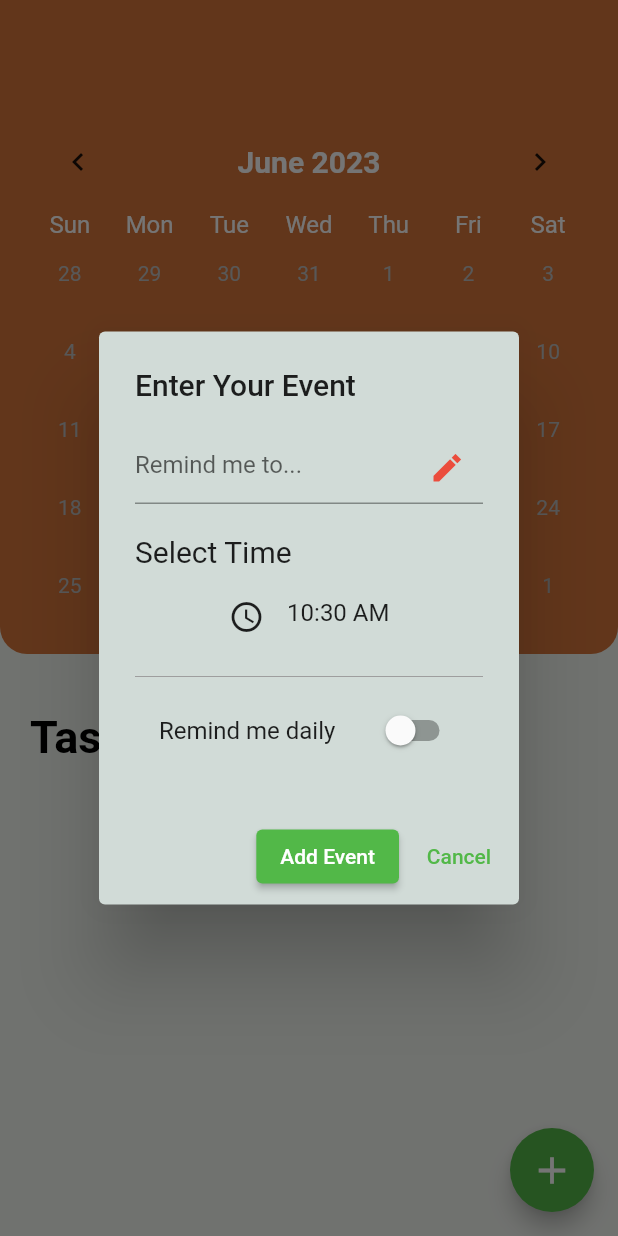
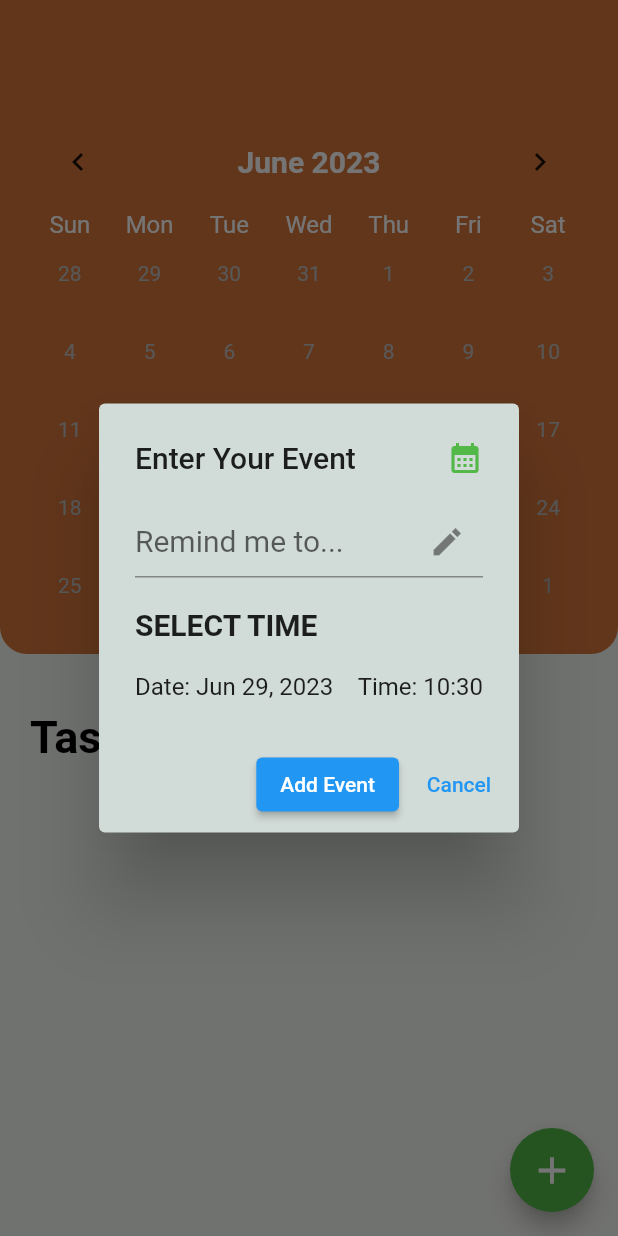
Before and after one commit to Cres-marie/NotesTaking, a Flutter app: the Todo screen opened directly, after a tap on the "add" icon, on a phone screen of 412 x 824 dp. Run offline on Flutter 3.47's test engine with Material 2 defaults, Android fonts, the phone set to English and light mode, and no system bars; drawn by our look-alikes of table_calendar; our stand-ins replace awesome_notifications, flutter_local_notifications, google_fonts, math_expressions, sqflite, timezone; accounts and stored records are empty; Roboto replaces fonts that are missing (Bubblegum Sans); statements that could not run were skipped.

Commit message:
Update todoScreen.dart

```diff
--- a/lib/screens/todoScreen.dart
+++ b/lib/screens/todoScreen.dart
@@ -25,8 +25,6 @@ class Todo extends StatefulWidget {
 }
 
 class _TodoState extends State<Todo> {
-
-  //bool isChecked = false;
   final FlutterLocalNotificationsPlugin flutterLocalNotificationsPlugin = FlutterLocalNotificationsPlugin();
   final mysql = sqlite();
   final popupmessage = authenticate();
@@ -44,24 +42,20 @@ Map<DateTime, List<Event>> selectedEvents={};
   if(events.isNotEmpty){
      for(int i=0; i< events.length; i++){
       //print(events[i]['eventtime']);
+    int id = events[i]['_id'];
     String title = events[i]['Title'];
     DateTime date= DateTime.parse(events[i]['eventtime'].toString());
     String eventtime = events[i]['starttime'];
-    print(date);
-
 
          if(selectedEvents[date] != null){
       setState(() {
-         selectedEvents[date]!.add(Event(title: title, time: eventtime,));
-      print('xxxxxxxxxxxxxxxxxxxx');
+         selectedEvents[date]!.add(Event(title: title,id: id, time: eventtime));
         print(selectedEvents);
       });
-
     }
     else{
       setState(() {
-        selectedEvents[date] = [Event(title: title, time: eventtime)];
-      print('xxxxxxxxxxxxxxxxxxxx');
+        selectedEvents[date] = [Event(title: title,id: id, time: eventtime)];
       print(selectedEvents);
       });
 
@@ -72,7 +66,7 @@ Map<DateTime, List<Event>> selectedEvents={};
   }
 
   }
-  List<Event>_getEventsfromDay(DateTime date){
+  List _getEventsfromDay(DateTime date){
 
     return selectedEvents[date] ?? [];
   }
@@ -106,8 +100,7 @@ Map<DateTime, List<Event>> selectedEvents={};
   void initState() {
     super.initState();
     getdata();
-
-    //SmolleyNotification.initialize(fNp);
+    SmolleyNotification.checkScheduledNotifications(flutterLocalNotificationsPlugin);
   }
   @override
   void dispose() {
@@ -298,6 +291,10 @@ Map<DateTime, List<Event>> selectedEvents={};
 
                 ..._getEventsfromDay(_focusedDay).map((event) => SingleChildScrollView(
 
+                  child: GestureDetector(
+                    onLongPress: () {
+                      popupmessage.deletenotemessage(context,event.id, false);
+                    },
                     child: Container(
                       padding: EdgeInsets.only(right: 20, left: 20, top: 10),
 
@@ -384,6 +381,7 @@ Map<DateTime, List<Event>> selectedEvents={};
                          ),
                       ),
                     ),
+                  ),
                 ),)
 
               ],
@@ -392,14 +390,13 @@ Map<DateTime, List<Event>> selectedEvents={};
           ),
       ),
 
-
       floatingActionButton: FloatingActionButton(
         onPressed: (){
         showDialog(context: context, builder: (context){
           DateTime time = DateTime.now();
           final dDay = DateTime.utc(DateTime.now().year, DateTime.now().month, DateTime.now().day);
           DateTime date = dDay.toUtc();
-          bool remainder = false;
+
           print(date);
          return StatefulBuilder(
            builder: (BuildContext context, void Function(void Function()) setState) {
@@ -409,7 +406,7 @@ Map<DateTime, List<Event>> selectedEvents={};
               mainAxisAlignment: MainAxisAlignment.spaceBetween,
               children: [
                 Text('Enter Your Event'),
-                //Icon(Icons.calendar_month, color:  Color(0xFF52B848),)
+                Icon(Icons.calendar_month, color:  Color(0xFF52B848),)
               ],
             ),
              content: SingleChildScrollView(
@@ -426,68 +423,43 @@ Map<DateTime, List<Event>> selectedEvents={};
                              }
                              return null;
                            },
+                           style: TextStyle(fontSize: 20),
                            controller: title,
                            decoration: InputDecoration(
                              hintText: 'Remind me to...',
-                             suffixIcon: Icon(Icons.create_sharp, color: bselected,),
-                             border: UnderlineInputBorder(
-                              borderSide: BorderSide(
-                                color: biconcolor
-                              )
-                             )
+                             suffixIcon: Icon(Icons.create_sharp),
+                             border: UnderlineInputBorder()
                            ),
                          ),
                         SizedBox(height: 20,),
-                         Text('Select Time', style: TextStyle( fontSize: 20),),
+                         Text('SELECT TIME', style: TextStyle(fontWeight: FontWeight.bold, fontSize: 20),),
                          SizedBox(height: 20,),
                          Row(
                           mainAxisAlignment: MainAxisAlignment.spaceEvenly,
                           children: [
-                            // Expanded(
-                            //   child: InkWell(
-                            //     onTap: () async{
-                            //         final mydate = await pickdatetime(time, true);
-                            //         if(mydate == null) return null;
-                            //         final dDay = DateTime.utc(mydate.year, mydate.month, mydate.day).toUtc();
-                            //         print(dDay);
-                            //         setState((){
-                            //           date = dDay;
-                            //         } );
-                            //     },
-                            //     child: Text('Date: '+DateFormat.yMMMd().format(date))),
-                            // ),
+                            Expanded(
+                              child: InkWell(
+                                onTap: () async{
+                                    final mydate = await pickdatetime(time, true);
+                                    if(mydate == null) return null;
+                                    final dDay = DateTime.utc(mydate.year, mydate.month, mydate.day).toUtc();
+                                    print(dDay);
+                                    setState((){
+                                      date = dDay;
+                                    } );
+                                },
+                                child: Text('Date: '+DateFormat.yMMMd().format(date))),
+                            ),
                             InkWell(
                               onTap: () async{
                                  final mydate = await pickdatetime(time, false);
                                  if(mydate == null) return null;
                                  setState(()=> time = DateTime(date.year, date.month, date.day, mydate.hour, mydate.minute));
                               },
-                              child:  Row(
-                                mainAxisAlignment: MainAxisAlignment.start,
-                                crossAxisAlignment: CrossAxisAlignment.start,
-                                children: [
-                                  Icon(Icons.schedule),
-                                  SizedBox(width: 15),
-                                  Text(DateFormat('h:mm a').format(time)),
+                              child: Text('Time: '+DateFormat.Hm().format(time))),
                           ],
                          ),
-                              //Text('Time: '+DateFormat.Hm().format(time))
 
-                            ),
-                          ],
-                         ),
-                          SizedBox(height: 20,),
-                         Divider(color: Colors.grey,),
-
-                           SwitchListTile(
-                            title: Text('Remind me daily'),
-                            activeColor: bselected,
-                            value: remainder,
-                            onChanged: (value){
-                                setState(
-                                  () =>remainder = value,
-                                );
-                            }),
 
                  ],
                )),
@@ -499,22 +471,23 @@ Map<DateTime, List<Event>> selectedEvents={};
                           mysql.insertevent(title.text,date,time);
                           //Navigator.push(context, MaterialPageRoute(builder: (context)=> ListScreen())
                           print(selectedEvents.entries);
+
                           SmolleyNotification.ShowNotification(title: 'Hey there! Do you know what time it is?', body: title.text, fn: flutterLocalNotificationsPlugin, time: time);
-                          //  SmolleyNotification().dailyNotification(time, 'Hey there! Do you know what time it is?', title.text);
-                          //  SmolleyNotification().dailyNotification(time.subtract(Duration(minutes: 30)), 'Hey there! Its almost Time', title.text);
+
+
+                          SmolleyNotification.checkScheduledNotifications(flutterLocalNotificationsPlugin);
+
+                          getdata();
                           Navigator.of(context).pop();
-                           getdata();
+
                          }
                           },
-                          style: ButtonStyle(
-                            backgroundColor: MaterialStateProperty.all(biconcolor),
-                          ),
                           child: Text("Add Event")),
                            TextButton(
                      onPressed: (){
                          Navigator.of(context).pop();
-            },
-            child: Text("Cancel", style: TextStyle(color: biconcolor),))
+            }, child: Text("Cancel")),
+
              ],
            );
             },
```
Lines whose indentation alone changed are shown as unchanged.
